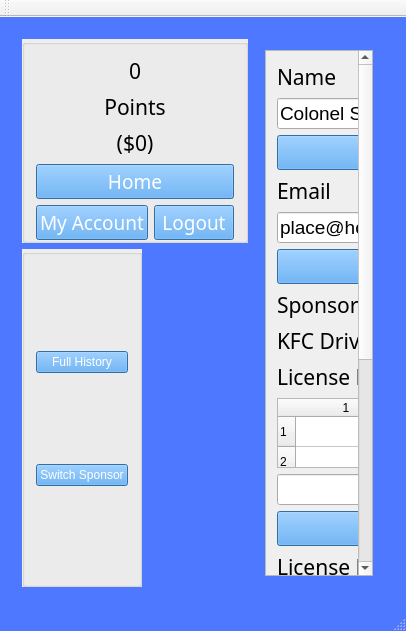
Above: Drive/mainwindow.ui from TraceyAlKing/CPSC4910-watt4910-group5 before the change. Below: the same form after it.
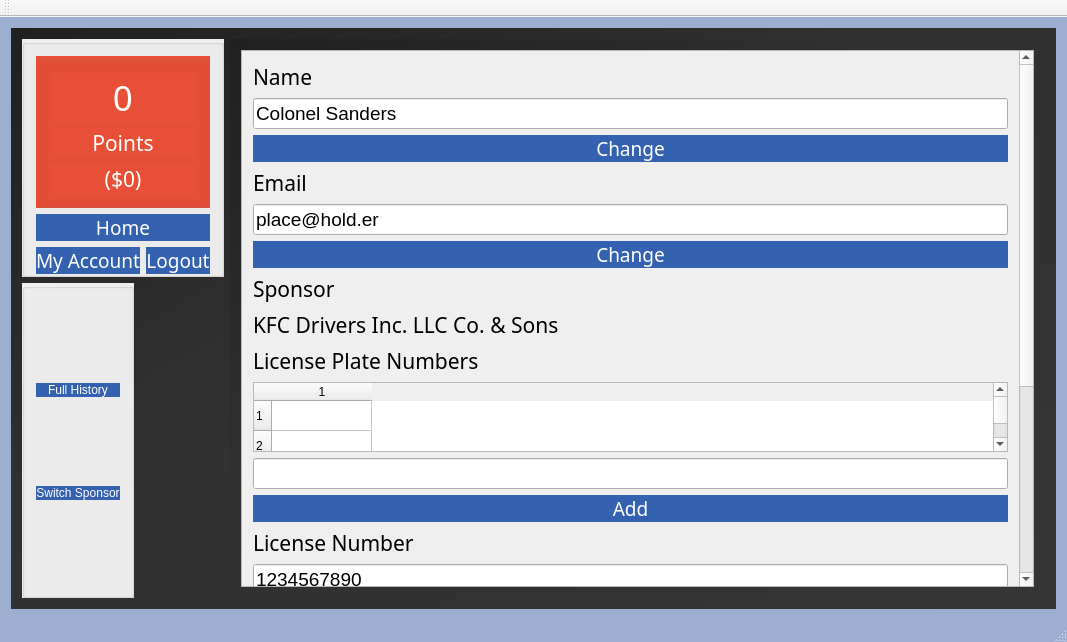
That is the form after the change. The open tabs and pages were chosen to show the change.

What changed in the file:
```diff
--- a/Drive/mainwindow.ui
+++ b/Drive/mainwindow.ui
@@ -6,8 +6,8 @@
    <rect>
     <x>0</x>
     <y>0</y>
-    <width>313</width>
-    <height>419</height>
+    <width>1067</width>
+    <height>642</height>
    </rect>
   </property>
   <property name="sizePolicy">
@@ -36,14 +36,16 @@
   </property>
   <property name="styleSheet">
    <string notr="true">#MainWindow { font: 16pt &quot;Aganè S&quot;; }
-#MainWindow { background-color : #4D78FF  }
-QPushButton {background-color : #4698E8 }
-QPushButton {color : white }
+#MainWindow { background-color : #9CAFD1  }
+QPushButton {color : white;
+background-color : #3562B0;
+border-radius: 25px;}
 QPushButton{ font: 81 14pt &quot;AXIS Extra Bold&quot;;}
-#pushButton_Login_2{ font: 81 18pt &quot;AXIS Extra Bold&quot;;}
-QGroupBox{ background-color : #EEEEEE }
+#pushButton_Login_2{ font: 81 18pt &quot;AXIS Extra Bold&quot;; }
+QGroupBox{ background-color : #EEEEEE;}
+QGroupBox{   elevation: 10;}
 QLabel{  font: 16pt &quot;Aganè S&quot;; }
-QStackedWidget{ background-color : #4D78FF }</string>
+QStackedWidget{ background: qlineargradient(x1:0, y1:0, x2:1, y2:1,  stop:0 #202020, stop: 0.4 #303030, stop:1 #353535)}</string>
   </property>
   <widget class="QWidget" name="centralWidget">
    <property name="layoutDirection">
@@ -389,6 +391,9 @@
               <verstretch>0</verstretch>
              </sizepolicy>
             </property>
+            <property name="styleSheet">
+             <string notr="true">#pointbox_2 {background-color : #9CAFD1;}</string>
+            </property>
             <property name="title">
              <string/>
             </property>
@@ -397,16 +402,30 @@
               <number>0</number>
              </property>
              <item>
+              <widget class="QGroupBox" name="pointbox_2">
+               <property name="styleSheet">
+                <string notr="true">font: 16pt &quot;Aganè S&quot;;
+background-color : #E84F37;
+color : white;</string>
+               </property>
+               <property name="title">
+                <string/>
+               </property>
+               <layout class="QVBoxLayout" name="verticalLayout_10">
+                <item>
               <widget class="QLabel" name="pointsValue_label">
                <property name="font">
                 <font>
                  <family>Aganè S</family>
-                 <pointsize>16</pointsize>
+                    <pointsize>26</pointsize>
                  <weight>50</weight>
                  <italic>false</italic>
                  <bold>false</bold>
                 </font>
                </property>
+                  <property name="styleSheet">
+                   <string notr="true">font: 26pt &quot;Aganè S&quot;;</string>
+                  </property>
                <property name="text">
                 <string>0</string>
                </property>
@@ -456,6 +475,9 @@
                </property>
               </widget>
              </item>
+               </layout>
+              </widget>
+             </item>
              <item>
               <widget class="QPushButton" name="driver_Home_Button">
                <property name="font">
@@ -572,8 +594,8 @@
                 <rect>
                  <x>0</x>
                  <y>0</y>
-                 <width>238</width>
-                 <height>603</height>
+                 <width>780</width>
+                 <height>768</height>
                 </rect>
                </property>
                <layout class="QVBoxLayout" name="verticalLayout_9">
```
Left out of the diff: 186 changed lines with no effect on the pictures. Lines whose indentation alone changed are shown as unchanged.
